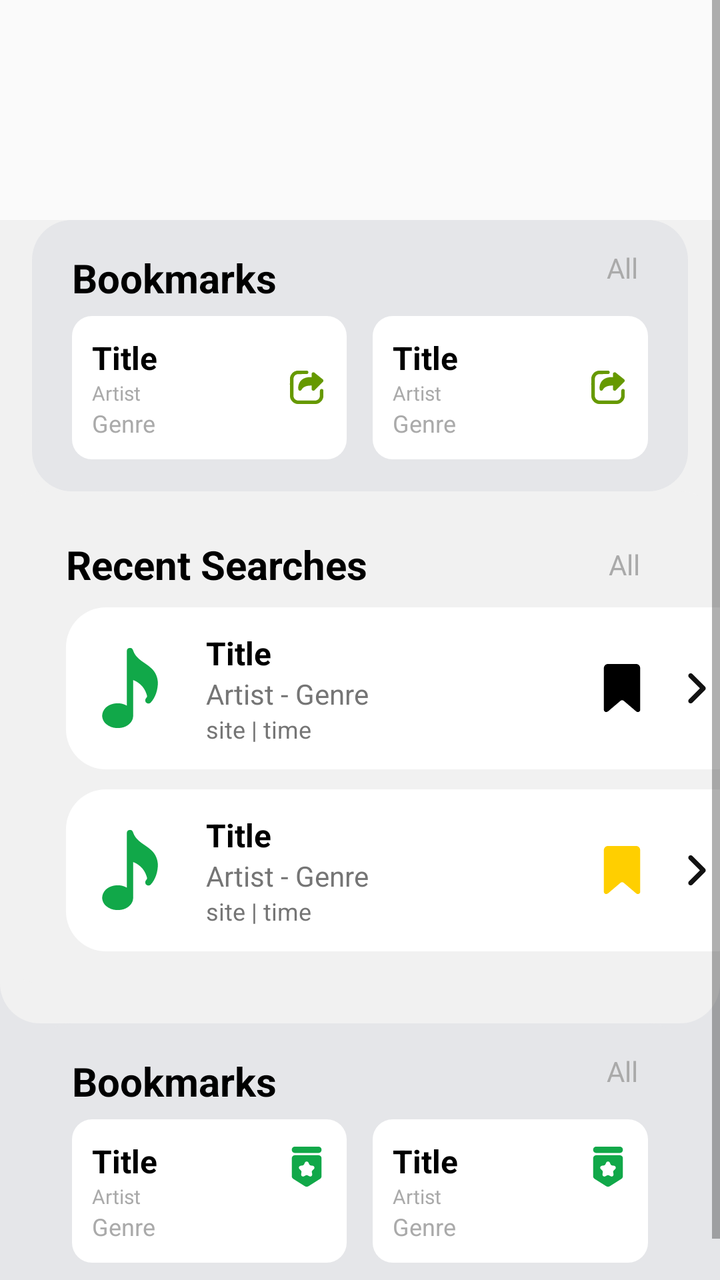
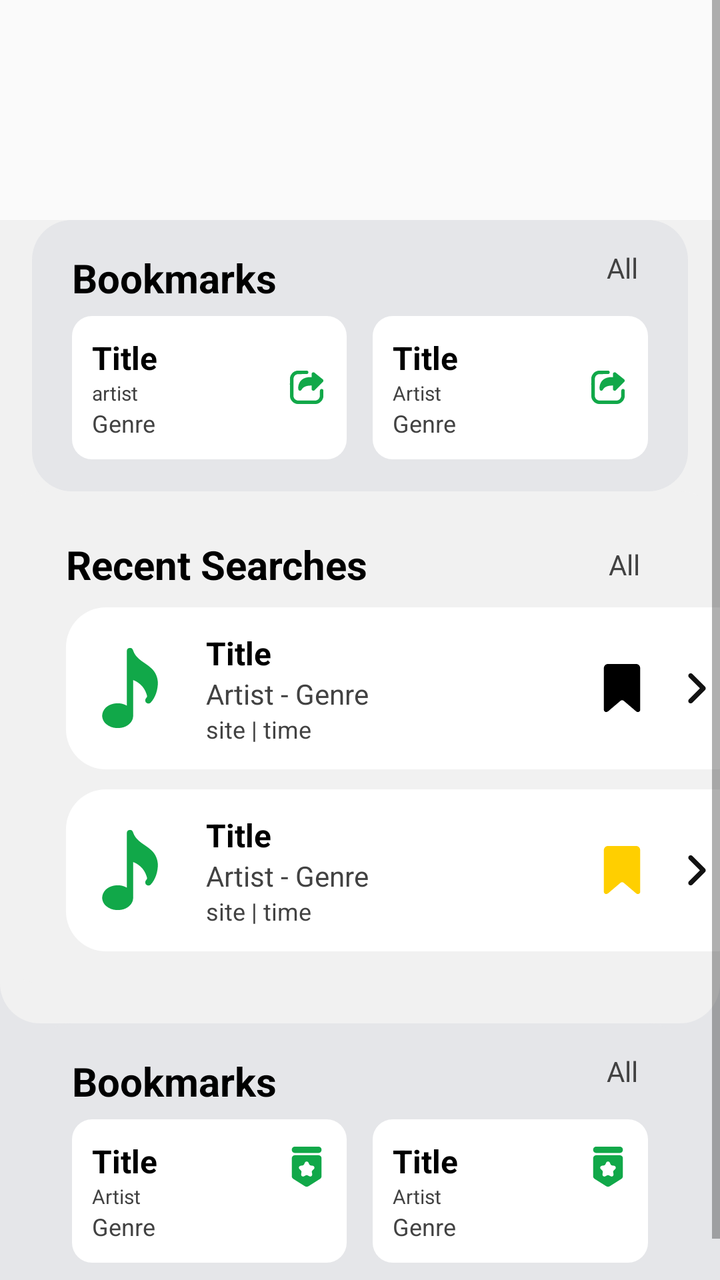

The first picture is an Android layout as it rendered before a commit; the second is the same layout after the commit. The layout source and the unified diff follow.
<!-- AndroidManifest.xml: application theme Theme.Achordpany -->
<!-- res/layout/fragment_home.xml -->
<?xml version="1.0" encoding="utf-8"?>
<ScrollView
    xmlns:android="http://schemas.android.com/apk/res/android"
    xmlns:tools="http://schemas.android.com/tools"
    android:id="@+id/scrollView"
    android:layout_width="match_parent"
    android:layout_height="match_parent"
    android:padding="0dp"
    android:background="#FAFAFA">

    
    <LinearLayout
        android:layout_width="match_parent"
        android:layout_height="wrap_content"
        android:orientation="vertical"
        android:background="#E5E6E9"
        android:layout_marginTop="110dp">

        <LinearLayout
            android:layout_width="match_parent"
            android:layout_height="wrap_content"
            android:orientation="vertical"
            android:background="@drawable/rounded_bg_home"
            android:paddingBottom="20dp"
            android:layout_marginTop="0dp">

            
            <LinearLayout
                android:layout_width="match_parent"
                android:layout_height="wrap_content"
                android:orientation="vertical"
                android:layout_marginStart="16dp"
                android:layout_marginEnd="16dp"
                android:paddingBottom="16dp"
                android:background="@drawable/rounded_bg_bookmarks_home">

                
                <LinearLayout
                    android:layout_width="match_parent"
                    android:layout_height="wrap_content"
                    android:orientation="horizontal"
                    android:gravity="center_vertical"
                    android:paddingVertical="8dp">
                    <TextView
                        android:layout_width="wrap_content"
                        android:layout_height="wrap_content"
                        android:text="Bookmarks"
                        android:textSize="20sp"
                        android:textStyle="bold"
                        android:layout_marginStart="20dp"
                        android:layout_marginTop="5dp"
                        android:textColor="@android:color/black" />
                    <View
                        android:layout_width="0dp"
                        android:layout_height="0dp"
                        android:layout_weight="1" />
                    <TextView
                        android:layout_width="wrap_content"
                        android:layout_height="wrap_content"
                        android:text="All"
                        android:textSize="14sp"
                        android:layout_marginEnd="25dp"
                        android:textColor="@android:color/darker_gray" />
                </LinearLayout>

                
                <LinearLayout
                    android:layout_width="match_parent"
                    android:layout_height="wrap_content"
                    android:orientation="horizontal"
                    android:gravity="center_vertical">

                    
                    <LinearLayout
                        android:layout_width="0dp"
                        android:layout_height="wrap_content"
                        android:layout_weight="1"
                        android:orientation="horizontal"
                        android:gravity="center_vertical"
                        android:padding="10dp"
                        android:layout_marginStart="20dp"
                        android:layout_marginEnd="8dp"
                        android:background="@drawable/rounded_background_home">

                        
                        <LinearLayout
                            android:layout_width="0dp"
                            android:layout_height="wrap_content"
                            android:layout_weight="1"
                            android:orientation="vertical">

                            
                            <TextView
                                android:layout_width="wrap_content"
                                android:layout_height="wrap_content"
                                android:text="Title"
                                android:textColor="@android:color/black"
                                android:textSize="16sp"
                                android:textStyle="bold" />

                            
                            <TextView
                                android:layout_width="wrap_content"
                                android:layout_height="wrap_content"
                                android:text="Artist"
                                android:textColor="@android:color/darker_gray"
                                android:textSize="10sp" />

                            
                            <TextView
                                android:layout_width="wrap_content"
                                android:layout_height="wrap_content"
                                android:text="Genre"
                                android:textColor="@android:color/darker_gray"
                                android:textSize="12sp" />
                        </LinearLayout>

                        
                        <ImageView
                            android:layout_width="20dp"
                            android:layout_height="20dp"
                            android:layout_marginStart="8dp"
                            android:src="@drawable/ic_redirect"
                            android:contentDescription="redirect"
                            android:tint="@android:color/holo_green_dark" />
                    </LinearLayout>



                    
                    <LinearLayout
                        android:layout_width="0dp"
                        android:layout_height="wrap_content"
                        android:layout_weight="1"
                        android:orientation="horizontal"
                        android:gravity="center_vertical"
                        android:padding="10dp"
                        android:layout_marginStart="5dp"
                        android:layout_marginEnd="20dp"
                        android:background="@drawable/rounded_background_home">

                        
                        <LinearLayout
                            android:layout_width="0dp"
                            android:layout_height="wrap_content"
                            android:layout_weight="1"
                            android:orientation="vertical">

                            
                            <TextView
                                android:layout_width="wrap_content"
                                android:layout_height="wrap_content"
                                android:text="Title"
                                android:textColor="@android:color/black"
                                android:textSize="16sp"
                                android:textStyle="bold" />

                            
                            <TextView
                                android:layout_width="wrap_content"
                                android:layout_height="wrap_content"
                                android:text="Artist"
                                android:textColor="@android:color/darker_gray"
                                android:textSize="10sp" />

                            
                            <TextView
                                android:layout_width="wrap_content"
                                android:layout_height="wrap_content"
                                android:text="Genre"
                                android:textColor="@android:color/darker_gray"
                                android:textSize="12sp" />
                        </LinearLayout>

                        
                        <ImageView
                            android:layout_width="20dp"
                            android:layout_height="20dp"
                            android:layout_marginStart="8dp"
                            android:src="@drawable/ic_redirect"
                            android:contentDescription="redirect"
                            android:tint="@android:color/holo_green_dark" />
                    </LinearLayout>
                </LinearLayout>
            </LinearLayout>

            
            <LinearLayout
                android:layout_width="match_parent"
                android:layout_height="wrap_content"
                android:orientation="vertical"
                android:background="@drawable/rounded_bg_recent_home"
                android:paddingBottom="16dp">

                
                <LinearLayout
                    android:layout_width="match_parent"
                    android:layout_height="wrap_content"
                    android:orientation="horizontal"
                    android:gravity="center_vertical"
                    android:paddingVertical="8dp"
                    android:paddingTop="20dp"
                    android:layout_marginTop="15dp">
                    <TextView
                        android:layout_width="wrap_content"
                        android:layout_height="wrap_content"
                        android:text="Recent Searches"
                        android:textSize="20sp"
                        android:textStyle="bold"
                        android:textColor="@android:color/black"
                        android:layout_marginStart="33dp"/>
                    <View
                        android:layout_width="0dp"
                        android:layout_height="0dp"
                        android:layout_weight="1" />
                    <TextView
                        android:layout_width="wrap_content"
                        android:layout_height="wrap_content"
                        android:text="All"
                        android:textSize="14sp"
                        android:textColor="@android:color/darker_gray"
                        android:layout_marginEnd="40dp"/>
                </LinearLayout>

                
                <LinearLayout
                    android:layout_width="match_parent"
                    android:layout_height="wrap_content"
                    android:orientation="vertical">

                    
                    <LinearLayout
                        android:layout_width="345dp"
                        android:layout_height="wrap_content"
                        android:background="@drawable/rounded_background"
                        android:gravity="center_vertical"
                        android:orientation="horizontal"
                        android:padding="12dp"
                        android:layout_marginStart="33dp"
                        android:layout_marginEnd="20dp">
                        
                        <ImageView
                            android:layout_width="40dp"
                            android:layout_height="40dp"
                            android:layout_marginEnd="10dp"
                            android:src="@drawable/ic_music_note"
                            android:contentDescription="Music note" />
                        
                        <LinearLayout
                            android:layout_width="0dp"
                            android:layout_height="wrap_content"
                            android:layout_weight="1"
                            android:orientation="vertical"
                            android:paddingStart="8dp"
                            android:paddingEnd="8dp">
                            <TextView
                                android:layout_width="wrap_content"
                                android:layout_height="wrap_content"
                                android:text="Title"
                                android:textColor="@android:color/black"
                                android:textSize="16sp"
                                android:textStyle="bold" />
                            <TextView
                                android:layout_width="wrap_content"
                                android:layout_height="wrap_content"
                                android:text="Artist - Genre"
                                android:textColor="#757575"
                                android:textSize="14sp" />
                            <TextView
                                android:layout_width="wrap_content"
                                android:layout_height="wrap_content"
                                android:text="site | time"
                                android:textColor="#757575"
                                android:textSize="12sp" />
                        </LinearLayout>
                        
                        <ImageView
                            android:layout_width="24dp"
                            android:layout_height="24dp"
                            android:layout_marginEnd="10dp"
                            android:src="@drawable/ic_bookmark"
                            android:contentDescription="Bookmark" />
                        
                        <ImageView
                            android:layout_width="15dp"
                            android:layout_height="15dp"
                            android:layout_marginStart="8dp"
                            android:src="@drawable/ic_arrow"
                            android:layout_marginEnd="10dp"
                            android:contentDescription="Arrow" />
                    </LinearLayout>

                    
                    <LinearLayout
                        android:layout_width="345dp"
                        android:layout_height="wrap_content"
                        android:background="@drawable/rounded_background"
                        android:gravity="center_vertical"
                        android:orientation="horizontal"
                        android:padding="12dp"
                        android:layout_marginStart="33dp"
                        android:layout_marginEnd="20dp"
                        android:layout_marginTop="10dp">
                        
                        <ImageView
                            android:layout_width="40dp"
                            android:layout_height="40dp"
                            android:layout_marginEnd="10dp"
                            android:src="@drawable/ic_music_note"
                            android:contentDescription="Music note" />
                        
                        <LinearLayout
                            android:layout_width="0dp"
                            android:layout_height="wrap_content"
                            android:layout_weight="1"
                            android:orientation="vertical"
                            android:paddingStart="8dp"
                            android:paddingEnd="8dp">
                            <TextView
                                android:layout_width="wrap_content"
                                android:layout_height="wrap_content"
                                android:text="Title"
                                android:textColor="@android:color/black"
                                android:textSize="16sp"
                                android:textStyle="bold" />
                            <TextView
                                android:layout_width="wrap_content"
                                android:layout_height="wrap_content"
                                android:text="Artist - Genre"
                                android:textColor="#757575"
                                android:textSize="14sp" />
                            <TextView
                                android:layout_width="wrap_content"
                                android:layout_height="wrap_content"
                                android:text="site | time"
                                android:textColor="#757575"
                                android:textSize="12sp" />
                        </LinearLayout>
                        
                        <ImageView
                            android:layout_width="24dp"
                            android:layout_height="24dp"
                            android:layout_marginEnd="10dp"
                            android:src="@drawable/ic_bookmark_active"
                            android:contentDescription="Bookmark" />
                        
                        <ImageView
                            android:layout_width="15dp"
                            android:layout_height="15dp"
                            android:layout_marginStart="8dp"
                            android:src="@drawable/ic_arrow"
                            android:layout_marginEnd="10dp"
                            android:contentDescription="Arrow" />
                    </LinearLayout>
                </LinearLayout>
            </LinearLayout>
        </LinearLayout>

        
        <LinearLayout
            android:layout_width="match_parent"
            android:layout_height="wrap_content"
            android:orientation="vertical"
            android:layout_marginStart="16dp"
            android:layout_marginEnd="16dp"
            android:paddingBottom="30dp"
            android:background="@drawable/rounded_bg_bookmarks_home">

            
            <LinearLayout
                android:layout_width="match_parent"
                android:layout_height="wrap_content"
                android:orientation="horizontal"
                android:gravity="center_vertical"
                android:paddingVertical="8dp">
                <TextView
                    android:layout_width="wrap_content"
                    android:layout_height="wrap_content"
                    android:text="Bookmarks"
                    android:textSize="20sp"
                    android:textStyle="bold"
                    android:layout_marginStart="20dp"
                    android:layout_marginTop="5dp"
                    android:textColor="@android:color/black" />
                <View
                    android:layout_width="0dp"
                    android:layout_height="0dp"
                    android:layout_weight="1" />
                <TextView
                    android:layout_width="wrap_content"
                    android:layout_height="wrap_content"
                    android:text="All"
                    android:textSize="14sp"
                    android:layout_marginEnd="25dp"
                    android:textColor="@android:color/darker_gray" />
            </LinearLayout>

            
            <LinearLayout
                android:layout_width="match_parent"
                android:layout_height="wrap_content"
                android:orientation="horizontal"
                android:gravity="center_vertical">

                
                <LinearLayout
                    android:layout_width="0dp"
                    android:layout_height="wrap_content"
                    android:layout_weight="1"
                    android:orientation="horizontal"
                    android:gravity="center_vertical"
                    android:padding="10dp"
                    android:layout_marginStart="20dp"
                    android:layout_marginEnd="8dp"
                    android:background="@drawable/rounded_background_home">

                    
                    <LinearLayout
                        android:layout_width="0dp"
                        android:layout_height="wrap_content"
                        android:layout_weight="1"
                        android:orientation="vertical">

                        
                        <TextView
                            android:layout_width="wrap_content"
                            android:layout_height="wrap_content"
                            android:text="Title"
                            android:textColor="@android:color/black"
                            android:textSize="16sp"
                            android:textStyle="bold" />

                        
                        <TextView
                            android:layout_width="wrap_content"
                            android:layout_height="wrap_content"
                            android:text="Artist"
                            android:textColor="@android:color/darker_gray"
                            android:textSize="10sp" />

                        
                        <TextView
                            android:layout_width="wrap_content"
                            android:layout_height="wrap_content"
                            android:text="Genre"
                            android:textColor="@android:color/darker_gray"
                            android:textSize="12sp" />
                    </LinearLayout>

                    
                    <ImageView
                        android:layout_width="20dp"
                        android:layout_height="20dp"
                        android:layout_marginStart="8dp"
                        android:layout_marginBottom="12dp"
                        android:src="@drawable/ic_recommendation"
                        android:contentDescription="recommended1" />
                </LinearLayout>



                
                <LinearLayout
                    android:layout_width="0dp"
                    android:layout_height="wrap_content"
                    android:layout_weight="1"
                    android:orientation="horizontal"
                    android:gravity="center_vertical"
                    android:padding="10dp"
                    android:layout_marginStart="5dp"
                    android:layout_marginEnd="20dp"
                    android:background="@drawable/rounded_background_home">

                    
                    <LinearLayout
                        android:layout_width="0dp"
                        android:layout_height="wrap_content"
                        android:layout_weight="1"
                        android:orientation="vertical">

                        
                        <TextView
                            android:layout_width="wrap_content"
                            android:layout_height="wrap_content"
                            android:text="Title"
                            android:textColor="@android:color/black"
                            android:textSize="16sp"
                            android:textStyle="bold" />

                        
                        <TextView
                            android:layout_width="wrap_content"
                            android:layout_height="wrap_content"
                            android:text="Artist"
                            android:textColor="@android:color/darker_gray"
                            android:textSize="10sp" />

                        
                        <TextView
                            android:layout_width="wrap_content"
                            android:layout_height="wrap_content"
                            android:text="Genre"
                            android:textColor="@android:color/darker_gray"
                            android:textSize="12sp" />
                    </LinearLayout>

                    
                    <ImageView
                        android:layout_width="20dp"
                        android:layout_height="20dp"
                        android:layout_marginStart="8dp"
                        android:layout_marginBottom="12dp"
                        android:src="@drawable/ic_recommendation"
                        android:contentDescription="recommended2" />
                </LinearLayout>
            </LinearLayout>
        </LinearLayout>
    </LinearLayout>
</ScrollView>
<!-- resources referenced by this layout -->
<resources>
  <!-- drawable ic_arrow: vector/xml drawable (drawable, 3035 chars, omitted) -->
  <!-- drawable ic_bookmark: vector/xml drawable (drawable, 3621 chars, omitted) -->
  <!-- drawable ic_bookmark_active: vector/xml drawable (drawable, 3621 chars, omitted) -->
  <!-- drawable ic_music_note: vector/xml drawable (drawable, 2475 chars, omitted) -->
  <!-- drawable ic_recommendation: vector/xml drawable (drawable, 6841 chars, omitted) -->
  <!-- drawable ic_redirect: vector/xml drawable (drawable, 6181 chars, omitted) -->
  <!-- drawable rounded_background (drawable) -->
  <shape xmlns:android="http://schemas.android.com/apk/res/android">
      <solid android:color="#FFFFFF" />  
      <corners android:radius="20dp" />   
  </shape>
  <!-- drawable rounded_background_home (drawable) -->
  <shape xmlns:android="http://schemas.android.com/apk/res/android">
      <solid android:color="#FFFFFF" />  
      <corners android:radius="10dp" />   
  </shape>
  <!-- drawable rounded_bg_bookmarks_home (drawable) -->
  <shape xmlns:android="http://schemas.android.com/apk/res/android">
      <solid android:color="#E5E6E9" />  
      <corners android:radius="20dp" />   
  </shape>
  <!-- drawable rounded_bg_home (drawable) -->
  <shape xmlns:android="http://schemas.android.com/apk/res/android">
      <solid android:color="#F1F1F1" />  
      <corners
          android:topLeftRadius="0dp"
          android:topRightRadius="0dp"
          android:bottomLeftRadius="20dp"
          android:bottomRightRadius="20dp" />
  </shape>
  <!-- drawable rounded_bg_recent_home (drawable) -->
  <shape xmlns:android="http://schemas.android.com/apk/res/android">
      <solid android:color="#F1F1F1" />  
      <corners android:radius="20dp" />   
  </shape>
  <style name="Theme.Achordpany" parent="Theme.MaterialComponents.DayNight.DarkActionBar">
          
          <item name="android:windowBackground">@color/background_light</item>
          
          <item name="colorPrimary">@color/light_green</item>
          <item name="colorPrimaryVariant">@color/light_green_700</item>
          <item name="colorOnPrimary">@color/text_dark</item>
          
          <item name="colorSecondary">@color/dark_green_200</item>
          <item name="colorSecondaryVariant">@color/dark_green_700</item>
          <item name="colorOnSecondary">@color/text_dark</item>
          
          <item name="android:statusBarColor">?attr/colorPrimaryVariant</item>
          
          <item name="bottomNavigationStyle">@style/Widget.BottomNavigationView</item>
  
      </style>
  <color name="background_light">#FFFAFAFA</color>
  <color name="light_green">#FF1DD360</color>
  <color name="light_green_700">#FF11843C</color>
  <color name="text_dark">#FF121212</color>
  <color name="dark_green_200">#FFAEFFCB</color>
  <color name="dark_green_700">#FF009635</color>
  <style name="Widget.BottomNavigationView" parent="Widget.MaterialComponents.BottomNavigationView">
          <item name="itemIconTint">@color/bottom_nav_color</item>
          <item name="itemTextColor">@color/bottom_nav_color</item>
      </style>
</resources>

<!-- the commit's change to res/layout/fragment_home.xml (unified diff, before → after) -->
@@ -49,7 +49,8 @@
                         android:textStyle="bold"
                         android:layout_marginStart="20dp"
                         android:layout_marginTop="5dp"
-                        android:textColor="@android:color/black" />
+                        android:textColor="@android:color/black"
+                        tools:ignore="HardcodedText" />
                     <View
                         android:layout_width="0dp"
                         android:layout_height="0dp"
@@ -60,7 +61,8 @@
                         android:text="All"
                         android:textSize="14sp"
                         android:layout_marginEnd="25dp"
-                        android:textColor="@android:color/darker_gray" />
+                        android:textColor="#424242"
+                        tools:ignore="HardcodedText" />
                 </LinearLayout>
 
                 
@@ -68,7 +70,8 @@
                     android:layout_width="match_parent"
                     android:layout_height="wrap_content"
                     android:orientation="horizontal"
-                    android:gravity="center_vertical">
+                    android:gravity="center_vertical"
+                    android:baselineAligned="false" >
 
                     
                     <LinearLayout
@@ -87,7 +90,8 @@
                             android:layout_width="0dp"
                             android:layout_height="wrap_content"
                             android:layout_weight="1"
-                            android:orientation="vertical">
+                            android:orientation="vertical"
+                            tools:ignore="NestedWeights" >
 
                             
                             <TextView
@@ -96,23 +100,26 @@
                                 android:text="Title"
                                 android:textColor="@android:color/black"
                                 android:textSize="16sp"
-                                android:textStyle="bold" />
+                                android:textStyle="bold"
+                                tools:ignore="HardcodedText" />
 
                             
                             <TextView
                                 android:layout_width="wrap_content"
                                 android:layout_height="wrap_content"
-                                android:text="Artist"
-                                android:textColor="@android:color/darker_gray"
-                                android:textSize="10sp" />
+                                android:text="artist"
+                                android:textColor="#424242"
+                                android:textSize="10sp"
+                                tools:ignore="HardcodedText,SmallSp,TextSizeCheck" />
 
                             
                             <TextView
                                 android:layout_width="wrap_content"
                                 android:layout_height="wrap_content"
                                 android:text="Genre"
-                                android:textColor="@android:color/darker_gray"
-                                android:textSize="12sp" />
+                                android:textColor="#424242"
+                                android:textSize="12sp"
+                                tools:ignore="HardcodedText" />
                         </LinearLayout>
 
                         
@@ -122,10 +129,8 @@
                             android:layout_marginStart="8dp"
                             android:src="@drawable/ic_redirect"
                             android:contentDescription="redirect"
-                            android:tint="@android:color/holo_green_dark" />
+                            tools:ignore="HardcodedText" />
                     </LinearLayout>
-
-
 
                     
                     <LinearLayout
@@ -144,7 +149,8 @@
                             android:layout_width="0dp"
                             android:layout_height="wrap_content"
                             android:layout_weight="1"
-                            android:orientation="vertical">
+                            android:orientation="vertical"
+                            tools:ignore="NestedWeights">
 
                             
                             <TextView
@@ -153,23 +159,26 @@
                                 android:text="Title"
                                 android:textColor="@android:color/black"
                                 android:textSize="16sp"
-                                android:textStyle="bold" />
+                                android:textStyle="bold"
+                                tools:ignore="HardcodedText" />
 
                             
                             <TextView
                                 android:layout_width="wrap_content"
                                 android:layout_height="wrap_content"
                                 android:text="Artist"
-                                android:textColor="@android:color/darker_gray"
-                                android:textSize="10sp" />
+                                android:textColor="#424242"
+                                android:textSize="10sp"
+                                tools:ignore="HardcodedText, smallSp" />
 
                             
                             <TextView
                                 android:layout_width="wrap_content"
                                 android:layout_height="wrap_content"
                                 android:text="Genre"
-                                android:textColor="@android:color/darker_gray"
-                                android:textSize="12sp" />
+                                android:textColor="#424242"
+                                android:textSize="12sp"
+                                tools:ignore="HardcodedText" />
                         </LinearLayout>
 
                         
@@ -179,7 +188,7 @@
                             android:layout_marginStart="8dp"
                             android:src="@drawable/ic_redirect"
                             android:contentDescription="redirect"
-                            android:tint="@android:color/holo_green_dark" />
+                            tools:ignore="HardcodedText" />
                     </LinearLayout>
                 </LinearLayout>
             </LinearLayout>
@@ -208,7 +217,8 @@
                         android:textSize="20sp"
                         android:textStyle="bold"
                         android:textColor="@android:color/black"
-                        android:layout_marginStart="33dp"/>
+                        android:layout_marginStart="33dp"
+                        tools:ignore="HardcodedText" />
                     <View
                         android:layout_width="0dp"
                         android:layout_height="0dp"
@@ -218,8 +228,9 @@
                         android:layout_height="wrap_content"
                         android:text="All"
                         android:textSize="14sp"
-                        android:textColor="@android:color/darker_gray"
-                        android:layout_marginEnd="40dp"/>
+                        android:textColor="#424242"
+                        android:layout_marginEnd="40dp"
+                        tools:ignore="HardcodedText" />
                 </LinearLayout>
 
                 
@@ -244,7 +255,8 @@
                             android:layout_height="40dp"
                             android:layout_marginEnd="10dp"
                             android:src="@drawable/ic_music_note"
-                            android:contentDescription="Music note" />
+                            android:contentDescription="Music note"
+                            tools:ignore="HardcodedText" />
                         
                         <LinearLayout
                             android:layout_width="0dp"
@@ -259,19 +271,22 @@
                                 android:text="Title"
                                 android:textColor="@android:color/black"
                                 android:textSize="16sp"
-                                android:textStyle="bold" />
+                                android:textStyle="bold"
+                                tools:ignore="HardcodedText" />
                             <TextView
                                 android:layout_width="wrap_content"
                                 android:layout_height="wrap_content"
                                 android:text="Artist - Genre"
-                                android:textColor="#757575"
-                                android:textSize="14sp" />
+                                android:textColor="#424242"
+                                android:textSize="14sp"
+                                tools:ignore="HardcodedText" />
                             <TextView
                                 android:layout_width="wrap_content"
                                 android:layout_height="wrap_content"
                                 android:text="site | time"
-                                android:textColor="#757575"
-                                android:textSize="12sp" />
+                                android:textColor="#424242"
+                                android:textSize="12sp"
+                                tools:ignore="HardcodedText" />
                         </LinearLayout>
                         
                         <ImageView
@@ -279,7 +294,8 @@
                             android:layout_height="24dp"
                             android:layout_marginEnd="10dp"
                             android:src="@drawable/ic_bookmark"
-                            android:contentDescription="Bookmark" />
+                            android:contentDescription="Bookmark"
+                            tools:ignore="HardcodedText" />
                         
                         <ImageView
                             android:layout_width="15dp"
@@ -287,7 +303,8 @@
                             android:layout_marginStart="8dp"
                             android:src="@drawable/ic_arrow"
                             android:layout_marginEnd="10dp"
-                            android:contentDescription="Arrow" />
+                            android:contentDescription="Arrow"
+                            tools:ignore="HardcodedText" />
                     </LinearLayout>
 
                     
@@ -307,7 +324,8 @@
                             android:layout_height="40dp"
                             android:layout_marginEnd="10dp"
                             android:src="@drawable/ic_music_note"
-                            android:contentDescription="Music note" />
+                            android:contentDescription="Music note"
+                            tools:ignore="HardcodedText" />
                         
                         <LinearLayout
                             android:layout_width="0dp"
@@ -322,27 +340,31 @@
                                 android:text="Title"
                                 android:textColor="@android:color/black"
                                 android:textSize="16sp"
-                                android:textStyle="bold" />
+                                android:textStyle="bold"
+                                tools:ignore="HardcodedText" />
                             <TextView
                                 android:layout_width="wrap_content"
                                 android:layout_height="wrap_content"
                                 android:text="Artist - Genre"
-                                android:textColor="#757575"
-                                android:textSize="14sp" />
+                                android:textColor="#424242"
+                                android:textSize="14sp"
+                                tools:ignore="HardcodedText" />
                             <TextView
                                 android:layout_width="wrap_content"
                                 android:layout_height="wrap_content"
                                 android:text="site | time"
-                                android:textColor="#757575"
-                                android:textSize="12sp" />
+                                android:textColor="#424242"
+                                android:textSize="12sp"
+                                tools:ignore="HardcodedText" />
                         </LinearLayout>
                         
                         <ImageView
                             android:layout_width="24dp"
                             android:layout_height="24dp"
                             android:layout_marginEnd="10dp"
+                            android:contentDescription="Bookmark"
                             android:src="@drawable/ic_bookmark_active"
-                            android:contentDescription="Bookmark" />
+                            tools:ignore="HardcodedText,ImageContrastCheck" />
                         
                         <ImageView
                             android:layout_width="15dp"
@@ -350,7 +372,8 @@
                             android:layout_marginStart="8dp"
                             android:src="@drawable/ic_arrow"
                             android:layout_marginEnd="10dp"
-                            android:contentDescription="Arrow" />
+                            android:contentDescription="Arrow"
+                            tools:ignore="HardcodedText" />
                     </LinearLayout>
                 </LinearLayout>
             </LinearLayout>
@@ -381,7 +404,8 @@
                     android:textStyle="bold"
                     android:layout_marginStart="20dp"
                     android:layout_marginTop="5dp"
-                    android:textColor="@android:color/black" />
+                    android:textColor="@android:color/black"
+                    tools:ignore="HardcodedText" />
                 <View
                     android:layout_width="0dp"
                     android:layout_height="0dp"
@@ -392,7 +416,8 @@
                     android:text="All"
                     android:textSize="14sp"
                     android:layout_marginEnd="25dp"
-                    android:textColor="@android:color/darker_gray" />
+                    android:textColor="#424242"
+                    tools:ignore="HardcodedText" />
             </LinearLayout>
 
             
@@ -400,7 +425,8 @@
                 android:layout_width="match_parent"
                 android:layout_height="wrap_content"
                 android:orientation="horizontal"
-                android:gravity="center_vertical">
+                android:gravity="center_vertical"
+                android:baselineAligned="false" >
 
                 
                 <LinearLayout
@@ -419,7 +445,8 @@
                         android:layout_width="0dp"
                         android:layout_height="wrap_content"
                         android:layout_weight="1"
-                        android:orientation="vertical">
+                        android:orientation="vertical"
+                        tools:ignore="NestedWeights">
 
                         
                         <TextView
@@ -428,23 +455,26 @@
                             android:text="Title"
                             android:textColor="@android:color/black"
                             android:textSize="16sp"
-                            android:textStyle="bold" />
+                            android:textStyle="bold"
+                            tools:ignore="HardcodedText" />
 
                         
                         <TextView
                             android:layout_width="wrap_content"
                             android:layout_height="wrap_content"
                             android:text="Artist"
-                            android:textColor="@android:color/darker_gray"
-                            android:textSize="10sp" />
+                            android:textColor="#424242"
+                            android:textSize="10sp"
+                            tools:ignore="HardcodedText, smallSp" />
 
                         
                         <TextView
                             android:layout_width="wrap_content"
                             android:layout_height="wrap_content"
                             android:text="Genre"
-                            android:textColor="@android:color/darker_gray"
-                            android:textSize="12sp" />
+                            android:textColor="#424242"
+                            android:textSize="12sp"
+                            tools:ignore="HardcodedText" />
                     </LinearLayout>
 
                     
@@ -454,10 +484,9 @@
                         android:layout_marginStart="8dp"
                         android:layout_marginBottom="12dp"
                         android:src="@drawable/ic_recommendation"
-                        android:contentDescription="recommended1" />
+                        android:contentDescription="recommended1"
+                        tools:ignore="HardcodedText" />
                 </LinearLayout>
-
-
 
                 
                 <LinearLayout
@@ -476,7 +505,8 @@
                         android:layout_width="0dp"
                         android:layout_height="wrap_content"
                         android:layout_weight="1"
-                        android:orientation="vertical">
+                        android:orientation="vertical"
+                        tools:ignore="NestedWeights">
 
                         
                         <TextView
@@ -485,23 +515,26 @@
                             android:text="Title"
                             android:textColor="@android:color/black"
                             android:textSize="16sp"
-                            android:textStyle="bold" />
+                            android:textStyle="bold"
+                            tools:ignore="HardcodedText" />
 
                         
                         <TextView
                             android:layout_width="wrap_content"
                             android:layout_height="wrap_content"
                             android:text="Artist"
-                            android:textColor="@android:color/darker_gray"
-                            android:textSize="10sp" />
+                            android:textColor="#424242"
+                            android:textSize="10sp"
+                            tools:ignore="HardcodedText, smallSp" />
 
                         
                         <TextView
                             android:layout_width="wrap_content"
                             android:layout_height="wrap_content"
                             android:text="Genre"
-                            android:textColor="@android:color/darker_gray"
-                            android:textSize="12sp" />
+                            android:textColor="#424242"
+                            android:textSize="12sp"
+                            tools:ignore="HardcodedText" />
                     </LinearLayout>
 
                     
@@ -511,7 +544,8 @@
                         android:layout_marginStart="8dp"
                         android:layout_marginBottom="12dp"
                         android:src="@drawable/ic_recommendation"
-                        android:contentDescription="recommended2" />
+                        android:contentDescription="recommended2"
+                        tools:ignore="HardcodedText" />
                 </LinearLayout>
             </LinearLayout>
         </LinearLayout>
